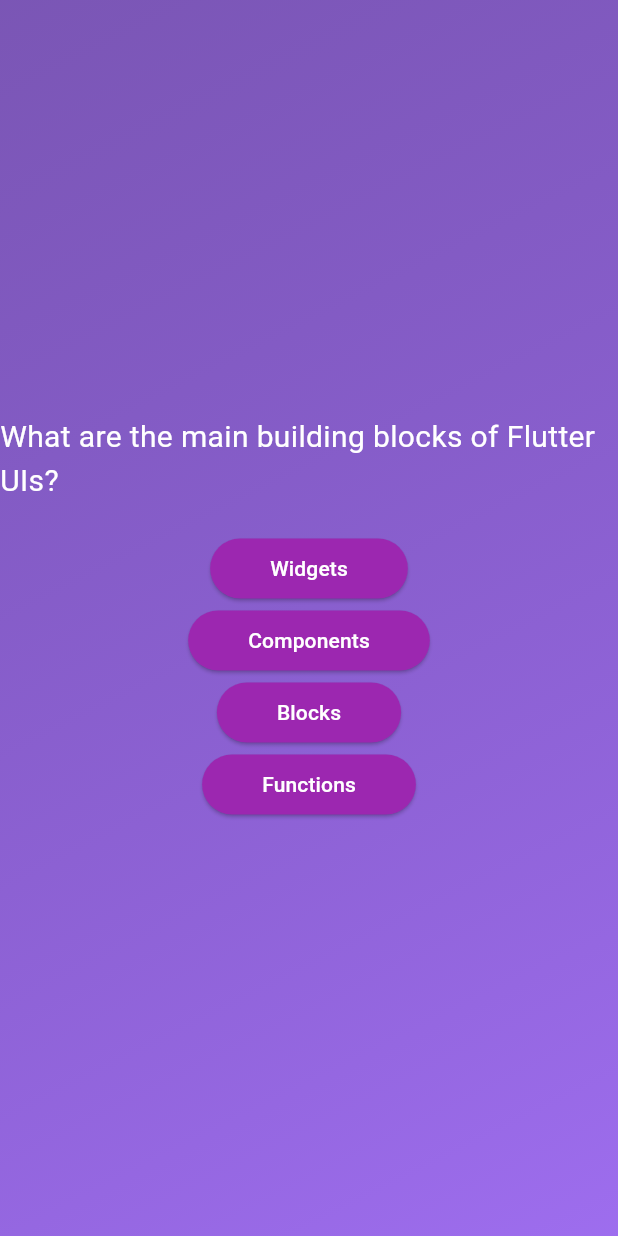
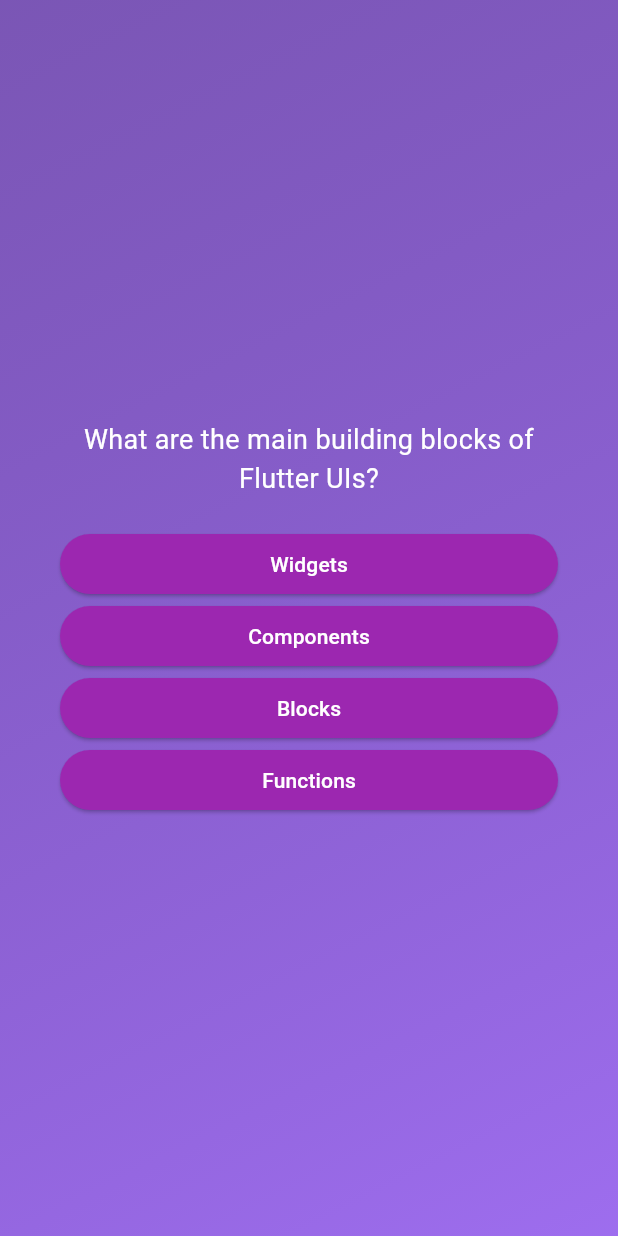
Before and after one commit to mathewwicky/quiz-app, a Flutter app: the screen it shows after launch, after a tap on "Start Quiz", on a phone screen of 412 x 824 dp. Run offline on Flutter 3.47's test engine with Material 3 defaults, Android fonts, the phone set to English and light mode, and no system bars.

Commit message:
Accessing the answes and questions dynamicall

```diff
--- a/lib/question_screen.dart
+++ b/lib/question_screen.dart
@@ -15,36 +15,28 @@ class _QuestionsScreenState extends State<QuestionsScreen> {
     final currentQuestion = questions[0];
 
     return Center(
+      child: Container(
+        margin: EdgeInsets.all(40),
         child: Column(
           mainAxisSize: MainAxisSize
-            .min, // instead of taking of all the available vertiacal space it only takes the minimum vertical space as needed
+              .min,
+              crossAxisAlignment: CrossAxisAlignment.stretch, // instead of taking of all the available vertiacal space it only takes the minimum vertical space as needed
 
           children: [
             Text(
               currentQuestion.text,
               style: TextStyle(
                 color: Colors.white,
-              fontSize: 20,
+                fontSize: 18,
               ),
+              textAlign: TextAlign.center,
             ),
             SizedBox(height: 20),
-          AnswerButton(
-            answerText: currentQuestion.answers[0],
-            onTap: () {},
+            ...currentQuestion.answers.map((answer) {
+              return AnswerButton(answerText: answer, onTap: () {});
+            })
+          ],
         ),
-          AnswerButton(
-            answerText: currentQuestion.answers[1],
-            onTap: () {},
-          ),
-          AnswerButton(
-            answerText: currentQuestion.answers[2],
-            onTap: () {},
-          ),
-          AnswerButton(
-            answerText: currentQuestion.answers[3],
-            onTap: () {},
-          ),
-        ],
       ),
     );
   }
```
Lines whose indentation alone changed are shown as unchanged.
